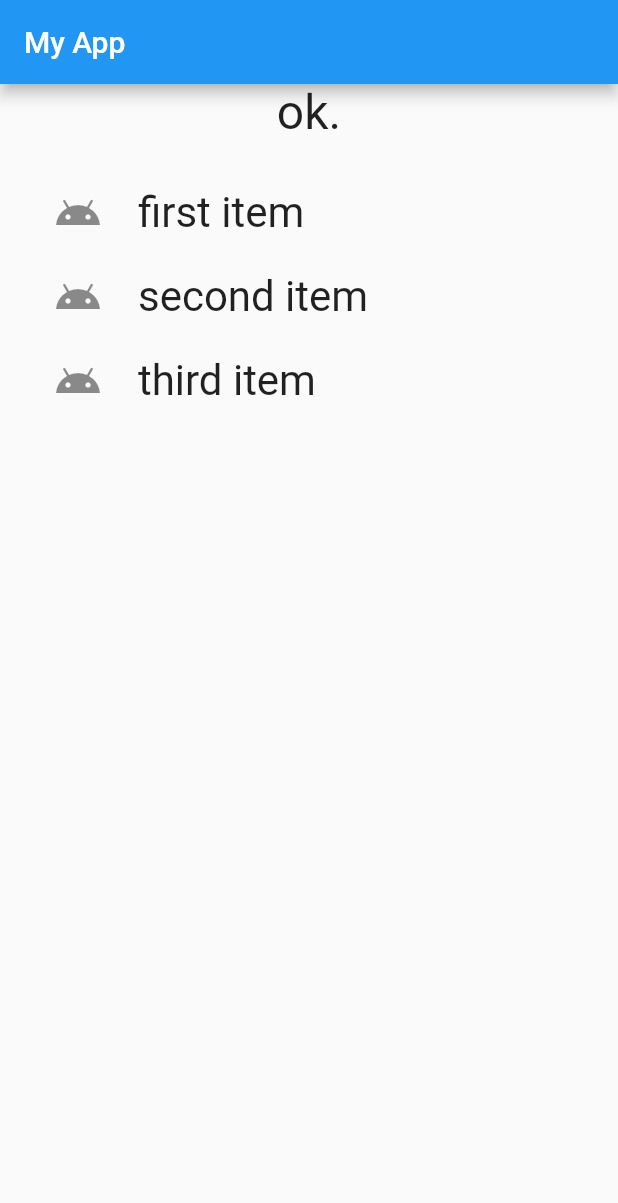
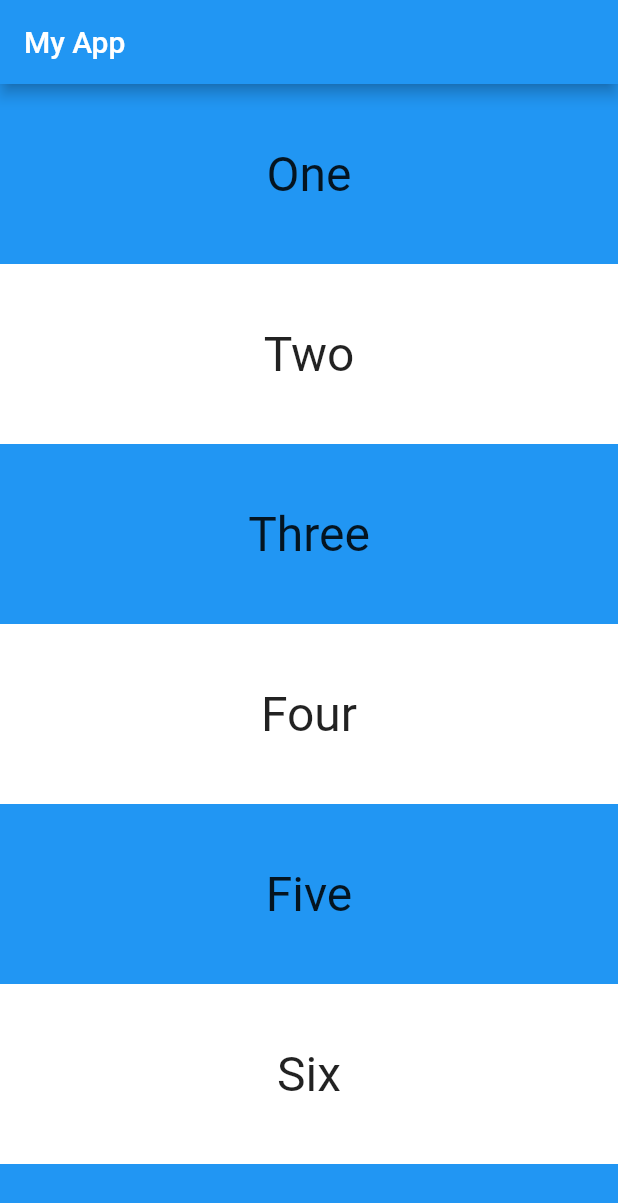
Before and after one commit to naokimakino/introduction-to-flutter3, a Flutter app: the screen it shows after launch, on a phone screen of 412 x 824 dp. Shown: the top 1203 px of the screen. Run offline on Flutter 3.47's test engine with Material 2 defaults, Android fonts, the light colour scheme and no system bars.

Commit message:
feat(chapter4): list4_5

```diff
--- a/chapter4/lib/main.dart
+++ b/chapter4/lib/main.dart
@@ -28,71 +28,89 @@ class MyHomePage extends StatefulWidget {
 }
 
 class _MyHomePageState extends State<MyHomePage> {
-  static var _message = 'ok.';
-  static var _index = 0;
-
   @override
   Widget build(BuildContext context) {
     return Scaffold(
       appBar: AppBar(
         title: const Text('My App'),
       ),
-      body: Column(
-        children: <Widget>[
-          Text(
-            _message,
-            style: const TextStyle(fontSize: 32.0),
+      body: SingleChildScrollView(
+          child: Column(
+        mainAxisSize: MainAxisSize.min,
+        mainAxisAlignment: MainAxisAlignment.spaceAround,
+        children: [
+          Container(
+            color: Colors.blue,
+            height: 120.0,
+            child: const Center(
+              child: Text(
+                'One',
+                style: TextStyle(fontSize: 32.0),
+              ),
+            ),
           ),
-          ListView(
-            shrinkWrap: true,
-            padding: const EdgeInsets.all(20.0),
-            children: [
-              ListTile(
-                leading: const Icon(Icons.android, size: 32),
-                title: const Text(
-                  'first item',
-                  style: TextStyle(fontSize: 28),
-                ),
-                selected: _index == 1,
-                onTap: () {
-                  _index = 1;
-                  tapTile();
-                },
+          Container(
+            color: Colors.white,
+            height: 120.0,
+            child: const Center(
+              child: Text(
+                'Two',
+                style: TextStyle(fontSize: 32.0),
               ),
-              ListTile(
-                leading: const Icon(Icons.android, size: 32),
-                title: const Text(
-                  'second item',
-                  style: TextStyle(fontSize: 28),
-                ),
-                selected: _index == 2,
-                onTap: () {
-                  _index = 2;
-                  tapTile();
-                },
+            ),
+          ),
+          Container(
+            color: Colors.blue,
+            height: 120.0,
+            child: const Center(
+              child: Text(
+                'Three',
+                style: TextStyle(fontSize: 32.0),
               ),
-              ListTile(
-                leading: const Icon(Icons.android, size: 32),
-                title: const Text(
-                  'third item',
-                  style: TextStyle(fontSize: 28),
-                ),
-                selected: _index == 3,
-                onTap: () {
-                  _index = 3;
-                  tapTile();
-                },
+            ),
+          ),
+          Container(
+            color: Colors.white,
+            height: 120.0,
+            child: const Center(
+              child: Text(
+                'Four',
+                style: TextStyle(fontSize: 32.0),
               ),
-            ],
-          )
+            ),
+          ),
+          Container(
+            color: Colors.blue,
+            height: 120.0,
+            child: const Center(
+              child: Text(
+                'Five',
+                style: TextStyle(fontSize: 32.0),
+              ),
+            ),
+          ),
+          Container(
+            color: Colors.white,
+            height: 120.0,
+            child: const Center(
+              child: Text(
+                'Six',
+                style: TextStyle(fontSize: 32.0),
+              ),
+            ),
+          ),
+          Container(
+            color: Colors.blue,
+            height: 120.0,
+            child: const Center(
+              child: Text(
+                'Seven',
+                style: TextStyle(fontSize: 32.0),
+              ),
+            ),
+          ),
         ],
-      ),
+      )),
     );
   }
-
-  void tapTile() {
-    setState(() {
-      _message = 'you tapped: No, $_index.';
-    });
-  }
 }
```
